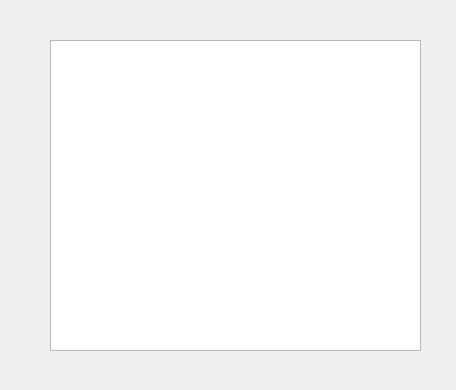
Before: the Qt Designer form adminpanel.ui in AlexeyProg/Anketa, drawn with Qt 5.
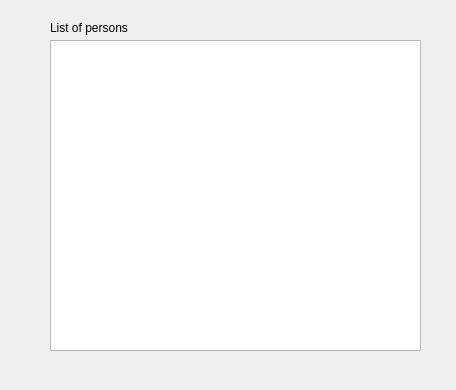
After: the same form once the commit is applied.

Commit message: admins list works

Diff of the .ui file:
```diff
--- a/adminpanel.ui
+++ b/adminpanel.ui
@@ -23,6 +23,19 @@
     </rect>
    </property>
   </widget>
+  <widget class="QLabel" name="label">
+   <property name="geometry">
+    <rect>
+     <x>50</x>
+     <y>20</y>
+     <width>131</width>
+     <height>16</height>
+    </rect>
+   </property>
+   <property name="text">
+    <string>List of persons</string>
+   </property>
+  </widget>
  </widget>
  <resources/>
  <connections/>
```
The commit also changes 5 other files.
